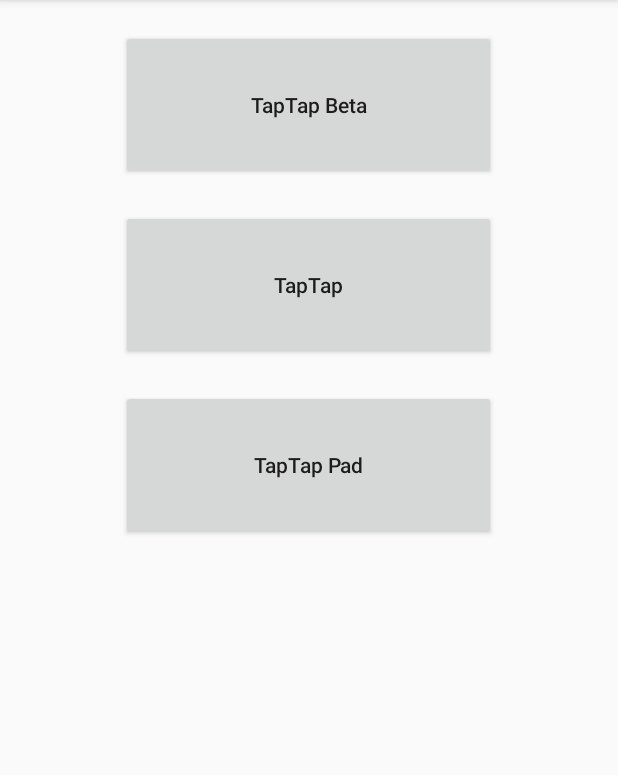
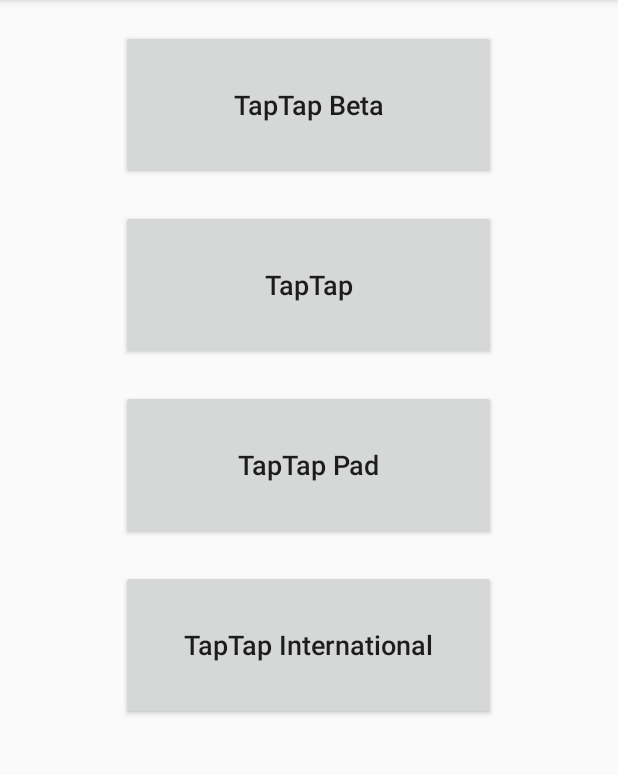
Before and after one commit to rylcwy/RetrofitTest, an Android app: the ProjectListActivity screen opened directly, with no data from a screen before it, after a tap on "TapTap Pad", on a phone screen of 412 x 824 dp, the part 84-859 px from its top. Run offline under Robolectric (Android 15) with nearby library versions, the phone set to English and light mode, and no system bars; our stand-ins replace RxJava; 2 statements that could not run were skipped.

Commit message:
get betalist optimaize

```diff
--- a/app/src/main/AndroidManifest.xml
+++ b/app/src/main/AndroidManifest.xml
@@ -38,7 +38,7 @@
                 <category android:name="android.intent.category.DEFAULT" />
             </intent-filter>
         </activity>
-        <activity android:name=".BetaListActivity">
+        <activity android:name=".ListActivity">
             <intent-filter>
                 <action android:name="android.intent.action.BetaList"/>
                 <category android:name="android.intent.category.DEFAULT"/>
--- a/app/src/main/java/com/example/wangyu/retrofittest/CookieManager.java
+++ b/app/src/main/java/com/example/wangyu/retrofittest/CookieManager.java
@@ -10,6 +10,7 @@ import okhttp3.HttpUrl;
 
 public class CookieManager implements CookieJar{
     private PersistentCookieStore cookieStore;
+
     public CookieManager(Context context){
         cookieStore=new PersistentCookieStore(context);
     }
--- a/app/src/main/java/com/example/wangyu/retrofittest/LoginActivity.java
+++ b/app/src/main/java/com/example/wangyu/retrofittest/LoginActivity.java
@@ -24,10 +24,6 @@ public class LoginActivity extends AppCompatActivity implements View.OnClickList
     private static String userpassword;
     public static CheckBox rememberMe;
     public static String CheckBoxState;
-    public static int responseCode;
-    LoginComponent loginComponent=new LoginComponent();
-
-
 
     @Override
     protected void onCreate(Bundle savedInstanceState) {
--- a/app/src/main/java/com/example/wangyu/retrofittest/ProjectListActivity.java
+++ b/app/src/main/java/com/example/wangyu/retrofittest/ProjectListActivity.java
@@ -17,9 +17,11 @@ public class ProjectListActivity extends AppCompatActivity implements View.OnCli
         Button betaButton = (Button) findViewById(R.id.TapTap_Beta);
         Button releaseButton = (Button) findViewById(R.id.TapTap);
         Button padButton = (Button) findViewById(R.id.TapTap_Pad);
+        Button internationalButton = (Button) findViewById(R.id.TapTap_international);
         betaButton.setOnClickListener(this);
         releaseButton.setOnClickListener(this);
         padButton.setOnClickListener(this);
+        internationalButton.setOnClickListener(this);
     }
 
     @Override
@@ -45,6 +47,21 @@ public class ProjectListActivity extends AppCompatActivity implements View.OnCli
                 break;
 
             case R.id.TapTap_Pad:
+                projectHandler.getList(new ProjectResponseFetcher(){
+                    @Override
+                    public Call<ResponseBody> getCallableResponse() {
+                        return RetrofitCommunication.getRes().getTapTapHD(1);
+                    }
+                });
+                break;
+
+            case R.id.TapTap_international:
+                projectHandler.getList(new ProjectResponseFetcher(){
+                    @Override
+                    public Call<ResponseBody> getCallableResponse() {
+                        return RetrofitCommunication.getRes().getTapTapInternational(1);
+                    }
+                });
                 break;
 
             default:
--- a/app/src/main/java/com/example/wangyu/retrofittest/SendRequest.java
+++ b/app/src/main/java/com/example/wangyu/retrofittest/SendRequest.java
@@ -23,8 +23,14 @@ public interface SendRequest {
     @GET("/application/582aaa0455554/releases?")
     Call<ResponseBody> getTapTapBeta(@Query("page") int page);
 
-    @GET("/application/582aaa0455554/releases?")
+    @GET("/application/56aef1a629826/releases?")
     Call<ResponseBody> getTapTapRelease(@Query("page") int page);
+
+    @GET("/application/5bbad47019443/releases?")
+    Call<ResponseBody> getTapTapHD(@Query("page") int page);
+
+    @GET("/application/5a6addec82df6/releases?")
+    Call<ResponseBody> getTapTapInternational(@Query("page") int page);
 
 
 
--- a/app/src/main/java/com/example/wangyu/retrofittest/VersionAdapter.java
+++ b/app/src/main/java/com/example/wangyu/retrofittest/VersionAdapter.java
@@ -15,7 +15,7 @@ import com.ms.square.android.expandabletextview.ExpandableTextView;
 
 import java.util.List;
 
-import static com.example.wangyu.retrofittest.BetaListActivity.versionsList;
+import static com.example.wangyu.retrofittest.ListActivity.versionsList;
 
 public class VersionAdapter extends ArrayAdapter<Versions>{
     private int resourceId;
--- a/app/src/main/res/layout/activity_beta_list.xml
+++ b/app/src/main/res/layout/activity_beta_list.xml
@@ -4,7 +4,7 @@
     android:orientation="vertical"
     android:layout_width="match_parent"
     android:layout_height="match_parent"
-    tools:context=".BetaListActivity">
+    tools:context=".ListActivity">
 
     <com.example.wangyu.retrofittest.LoadListView
         android:id="@+id/beta_list"
--- a/app/src/main/res/layout/activity_project_list.xml
+++ b/app/src/main/res/layout/activity_project_list.xml
@@ -1,6 +1,5 @@
 <?xml version="1.0" encoding="utf-8"?>
 <LinearLayout xmlns:android="http://schemas.android.com/apk/res/android"
-    xmlns:app="http://schemas.android.com/apk/res-auto"
     xmlns:tools="http://schemas.android.com/tools"
     android:orientation="vertical"
     android:layout_width="match_parent"
@@ -9,9 +8,9 @@
 
     <Button
         android:id="@+id/TapTap_Beta"
+        android:textSize="18dp"
         android:layout_width="250dp"
         android:layout_marginTop="20dp"
-
         android:layout_gravity="center"
         android:layout_height="100dp"
         android:textAllCaps="false"
@@ -19,6 +18,7 @@
 
     <Button
         android:id="@+id/TapTap"
+        android:textSize="18dp"
         android:layout_width="250dp"
         android:layout_marginTop="20dp"
         android:layout_gravity="center"
@@ -29,6 +29,7 @@
 
     <Button
         android:id="@+id/TapTap_Pad"
+        android:textSize="18dp"
         android:layout_width="250dp"
         android:layout_marginTop="20dp"
         android:layout_gravity="center"
@@ -36,6 +37,16 @@
         android:textAllCaps="false"
         android:text="TapTap Pad"/>
 
+    <Button
+        android:id="@+id/TapTap_international"
+        android:textSize="18dp"
+        android:layout_width="250dp"
+        android:layout_marginTop="20dp"
+        android:layout_gravity="center"
+        android:layout_height="100dp"
+        android:textAllCaps="false"
+        android:text="TapTap International"/>
+
 
 
 </LinearLayout>
```
Also changed, not shown: app/build.gradle (+8 -0 lines), app/src/main/java/com/example/wangyu/retrofittest/ListActivity.java (renamed from app/src/main/java/com/example/wangyu/retrofittest/BetaListActivity.java, +31 -25 lines), app/src/main/java/com/example/wangyu/retrofittest/LoginChecking.java (+1 -7 lines), app/src/main/java/com/example/wangyu/retrofittest/PersistentCookieStore.java (+14 -13 lines), app/src/main/java/com/example/wangyu/retrofittest/ProjectHandler.java (+8 -3 lines), app/src/main/java/com/example/wangyu/retrofittest/VersionInfo.java (+8 -8 lines).
